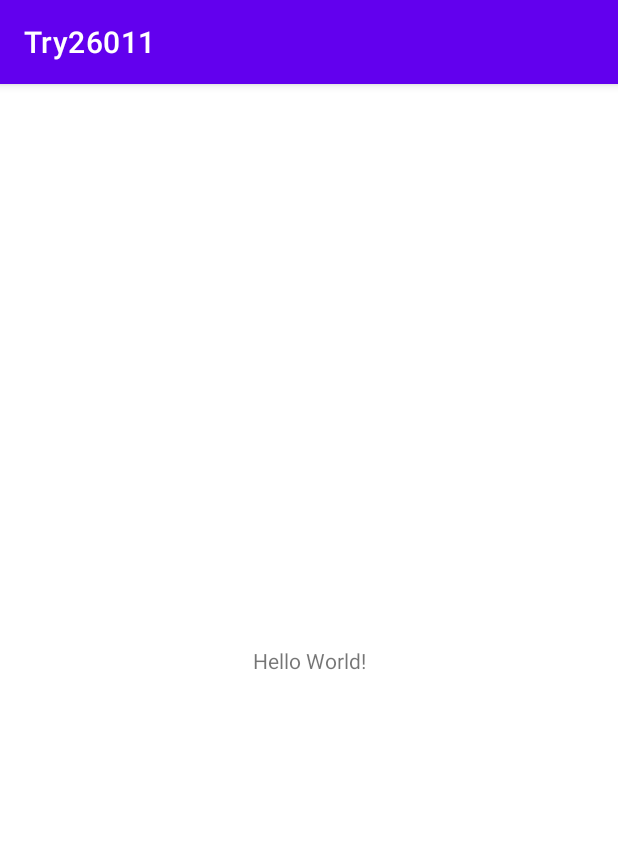
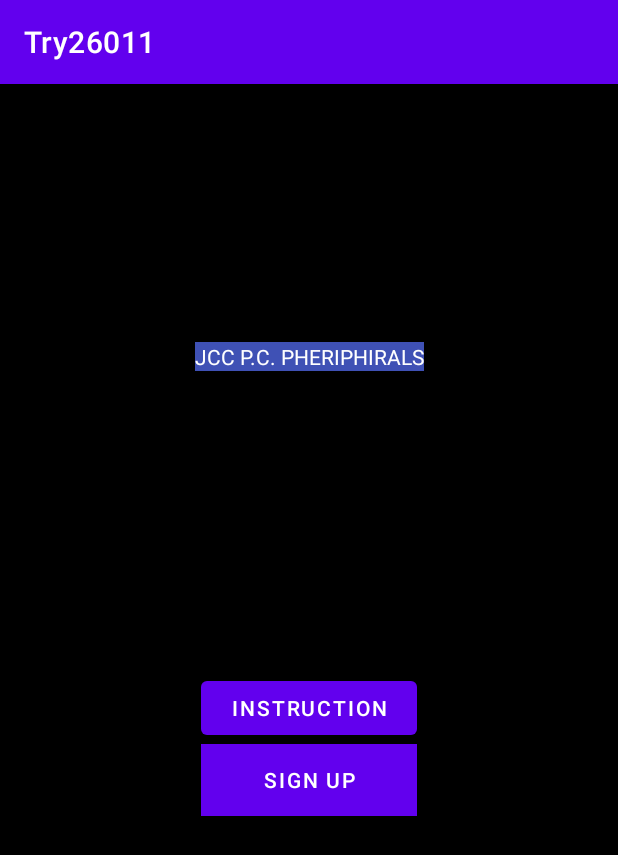
Before and after one commit to theOddster/Try26011, an Android app: the screen it shows after launch (MainActivity), on a phone screen of 412 x 824 dp. Shown: the top 855 px of the screen. Run offline under Robolectric (Android 15) with nearby library versions, the phone set to English and light mode, and no system bars.

Commit message:
Second Update

```diff
--- a/app/src/main/AndroidManifest.xml
+++ b/app/src/main/AndroidManifest.xml
@@ -10,6 +10,12 @@
         android:supportsRtl="true"
         android:theme="@style/Theme.Try26011">
         <activity
+            android:name=".instruction"
+            android:exported="false" />
+        <activity
+            android:name=".Login"
+            android:exported="false" />
+        <activity
             android:name=".MainActivity"
             android:exported="true">
             <intent-filter>
--- a/app/src/main/java/com/ccj/try26011/MainActivity.java
+++ b/app/src/main/java/com/ccj/try26011/MainActivity.java
@@ -2,13 +2,30 @@ package com.ccj.try26011;
 
 import androidx.appcompat.app.AppCompatActivity;
 
+import android.content.Intent;
 import android.os.Bundle;
+import android.view.View;
+import android.widget.Button;
 
 public class MainActivity extends AppCompatActivity {
+    Button signup;
 
     @Override
     protected void onCreate(Bundle savedInstanceState) {
         super.onCreate(savedInstanceState);
         setContentView(R.layout.activity_main);
+
+        signup = (Button) findViewById(R.id.signup);
+        signup.setOnClickListener(new View.OnClickListener(){
+            @Override
+            public void onClick(View view) {
+                openLogin();
+            }
+        });
+    }
+
+    private void openLogin(){
+        Intent intent = new Intent(this, Login.class);
+        startActivity(intent);
     }
 }
--- a/app/src/main/res/layout/activity_main.xml
+++ b/app/src/main/res/layout/activity_main.xml
@@ -4,15 +4,43 @@
     xmlns:tools="http://schemas.android.com/tools"
     android:layout_width="match_parent"
     android:layout_height="match_parent"
+    android:background="#000000"
+    android:backgroundTint="#000000"
     tools:context=".MainActivity">
 
+    <LinearLayout
+        android:layout_width="144dp"
+        android:layout_height="175dp"
+        android:orientation="vertical"
+        app:layout_constraintBottom_toBottomOf="parent"
+        app:layout_constraintEnd_toEndOf="parent"
+        app:layout_constraintStart_toStartOf="parent"
+        app:layout_constraintTop_toBottomOf="@+id/textView2">
+
+        <Button
+            android:id="@+id/instruction"
+            android:layout_width="match_parent"
+            android:layout_height="wrap_content"
+            android:text="Instruction" />
+
+        <Button
+            android:id="@+id/signup"
+            android:layout_width="match_parent"
+            android:layout_height="wrap_content"
+            android:background="#3F51B5"
+            android:text="Sign Up" />
+    </LinearLayout>
+
     <TextView
+        android:id="@+id/textView2"
         android:layout_width="wrap_content"
         android:layout_height="wrap_content"
-        android:text="Hello World!"
-        app:layout_constraintBottom_toBottomOf="parent"
-        app:layout_constraintLeft_toLeftOf="parent"
-        app:layout_constraintRight_toRightOf="parent"
+        android:layout_marginTop="172dp"
+        android:background="#3F51B5"
+        android:text="JCC P.C. PHERIPHIRALS"
+        android:textColor="#FFFFFF"
+        app:layout_constraintEnd_toEndOf="parent"
+        app:layout_constraintStart_toStartOf="parent"
         app:layout_constraintTop_toTopOf="parent" />
 
 </androidx.constraintlayout.widget.ConstraintLayout>
```
Also changed, not shown: app/src/main/java/com/ccj/try26011/Login.java (added, +14 -0 lines), app/src/main/java/com/ccj/try26011/instruction.java (added, +13 -0 lines), app/src/main/res/layout/activity_instruction.xml (added, +17 -0 lines), app/src/main/res/layout/activity_instruction2.xml (added, +9 -0 lines), app/src/main/res/layout/activity_login.xml (added, +35 -0 lines).
